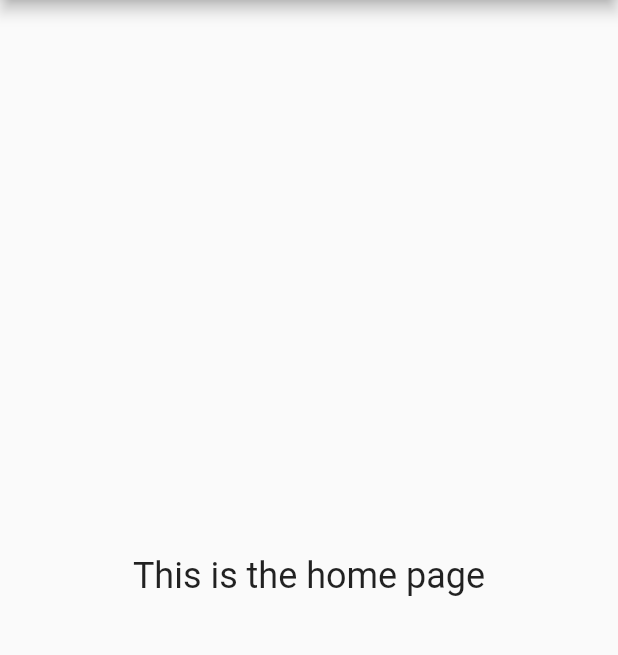
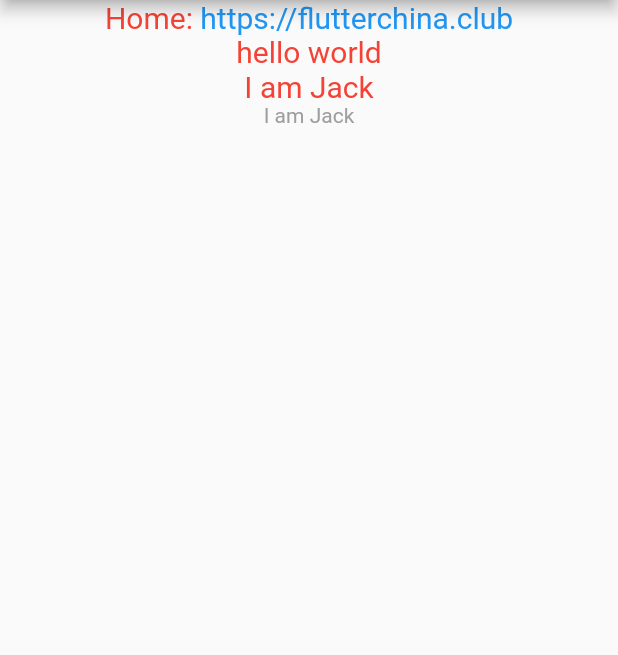
Before and after one commit to xzhang76/FirstFlutterApp, a Flutter app: the SnackBarWidget screen opened by its route, on a phone screen of 412 x 824 dp, the part 84-739 px from its top. Run offline on Flutter 3.47's test engine with Material 2 defaults, Android fonts, the phone set to English and light mode, and no system bars.

Commit message:
DefaultTextStyle, snackBar.dart

```diff
--- a/lib/snackBar.dart
+++ b/lib/snackBar.dart
@@ -1,6 +1,4 @@
 import 'package:flutter/material.dart';
-
-
 
 final GlobalKey<ScaffoldState> scaffoldKey = GlobalKey<ScaffoldState>();
 final SnackBar snackBar = const SnackBar(content: Text('Showing Snackbar'));
@@ -27,10 +25,35 @@ class SnackBarWidget extends StatelessWidget {
               })
         ],
       ),
-      body: const Center(
-        child: Text(
-          'This is the home page',
-          style: TextStyle(fontSize: 24),
+      body: new Center(
+        child: DefaultTextStyle(
+          style: TextStyle(
+            color:Colors.red,
+            fontSize: 20.0,
+          ),
+          textAlign: TextAlign.start,
+          child: new Column(
+            children: <Widget>[
+              Text.rich(TextSpan(
+                children: [
+                  TextSpan(text: "Home: "),
+                  TextSpan(
+                    text: "https://flutterchina.club",
+                    style: TextStyle(color: Colors.blue),
+                    recognizer: null,
+                  ),
+                ],
+              )),
+              Text("hello world"),
+              Text("I am Jack"),
+              Text("I am Jack",
+                style: TextStyle(
+                    inherit: false, //2.不继承默认样式
+                    color: Colors.grey
+                ),
+              ),
+            ],
+          ),
         ),
       ),
     );
@@ -44,7 +67,10 @@ void openNextPage(BuildContext context) {
         title: new Text('Next Page'),
       ),
       body: const Center(
-        child: Text('This is next Page', style: TextStyle(fontSize: 24),),
+        child: Text(
+          'This is next Page',
+          style: TextStyle(fontSize: 24),
+        ),
       ),
     );
   }));
```
